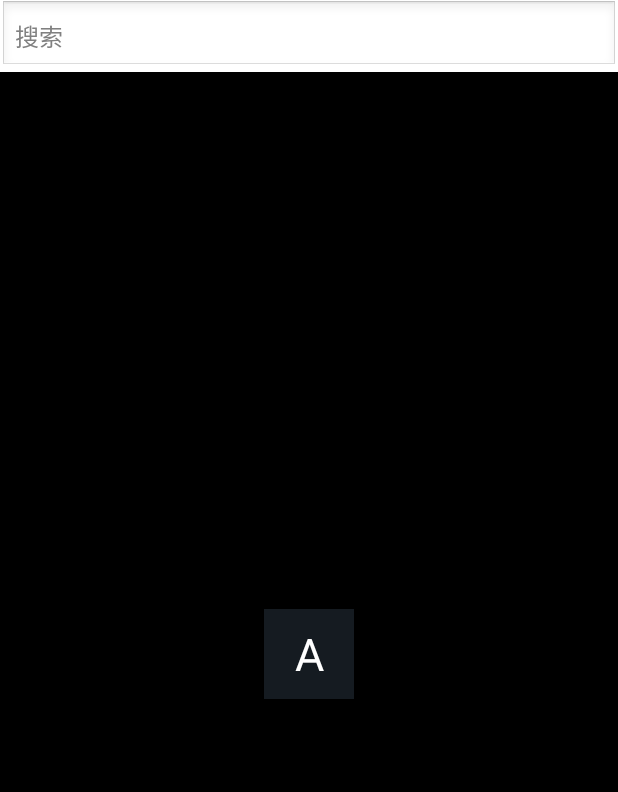
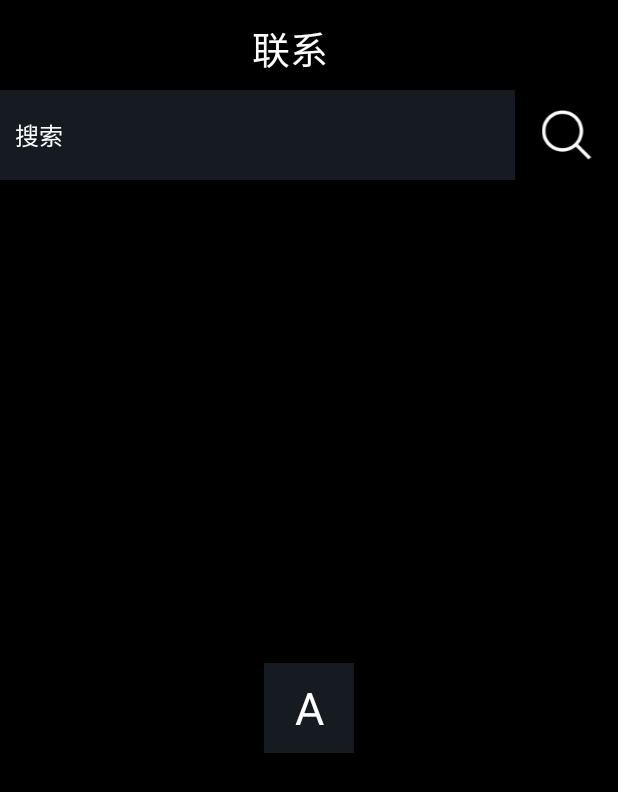
Before and after one commit to luyulove001/coeus-weibo, an Android app: the layout sort_activity.xml on its own in the app's theme, with its tools: preview values and no code run, on a phone screen of 412 x 824 dp. Shown: the top 792 px of the screen. Run offline under Robolectric (Android 15) with nearby library versions, the phone set to English and light mode, and no system bars.

Commit message:
修改布局

```diff
--- a/app/src/main/java/net/tatans/coeus/weibo/activity/ContactListActivity.java
+++ b/app/src/main/java/net/tatans/coeus/weibo/activity/ContactListActivity.java
@@ -93,6 +93,7 @@ public class ContactListActivity extends BaseActivity implements ITatansItemClic
      * 初始化布局数据
      */
     private void initViewEvent() {
+        mShow.setVisibility(View.GONE);
         mEdtSearch.addTextChangedListener(new TextWatcher() {
             @Override
             public void beforeTextChanged(CharSequence s, int start, int count, int after) {
--- a/app/src/main/res/layout/sort_activity.xml
+++ b/app/src/main/res/layout/sort_activity.xml
@@ -1,25 +1,54 @@
 <LinearLayout xmlns:android="http://schemas.android.com/apk/res/android"
     android:layout_width="fill_parent"
     android:layout_height="match_parent"
-    android:background="#ffffff"
-    android:orientation="vertical" >
+    android:background="#000"
+    android:orientation="vertical">
 
+    <LinearLayout
+        android:layout_width="match_parent"
+        android:layout_height="60dp"
+        android:orientation="vertical">
+        <TextView
+            android:layout_width="75dp"
+            android:layout_height="32.5dp"
+            android:layout_gravity="center_horizontal"
+            android:layout_marginTop="13dp"
+            android:text="@string/contact"
+            android:textColor="#fff"
+            android:textSize="25sp" />
+    </LinearLayout>
+
+    <LinearLayout
+        android:layout_width="match_parent"
+        android:layout_height="60dp"
+        android:orientation="horizontal">
         <EditText
             android:id="@+id/edt_search"
-        android:layout_width="fill_parent"
-        android:layout_height="wrap_content"
+            android:layout_width="0dp"
+            android:layout_height="60dp"
+            android:layout_weight="5"
+            android:background="#FF151B21"
+            android:hint="搜索"
             android:padding="10dp"
             android:singleLine="true"
-        android:hint="搜索"
-        android:textColor="#000000"
+            android:textColor="#fff"
+            android:textColorHint="#fff"
             android:textSize="16sp">
             <requestFocus />
         </EditText>
 
+        <ImageView
+            android:layout_width="0dp"
+            android:layout_height="wrap_content"
+            android:layout_gravity="center"
+            android:layout_weight="1"
+            android:src="@mipmap/icon_search_1" />
+    </LinearLayout>
+
     <FrameLayout
         android:layout_width="match_parent"
         android:layout_height="match_parent"
-        android:background="#000000" >
+        android:background="#000000">
 
         <ListView
             android:id="@+id/listView"
--- a/app/src/main/res/values/strings.xml
+++ b/app/src/main/res/values/strings.xml
@@ -29,5 +29,6 @@
     <string name="location">所在地:</string>
     <string name="company">公司:</string>
     <string name="verified">微博认证:</string>
+    <string name="contact">联系人</string>
 
 </resources>
```
Lines whose indentation alone changed are shown as unchanged.
